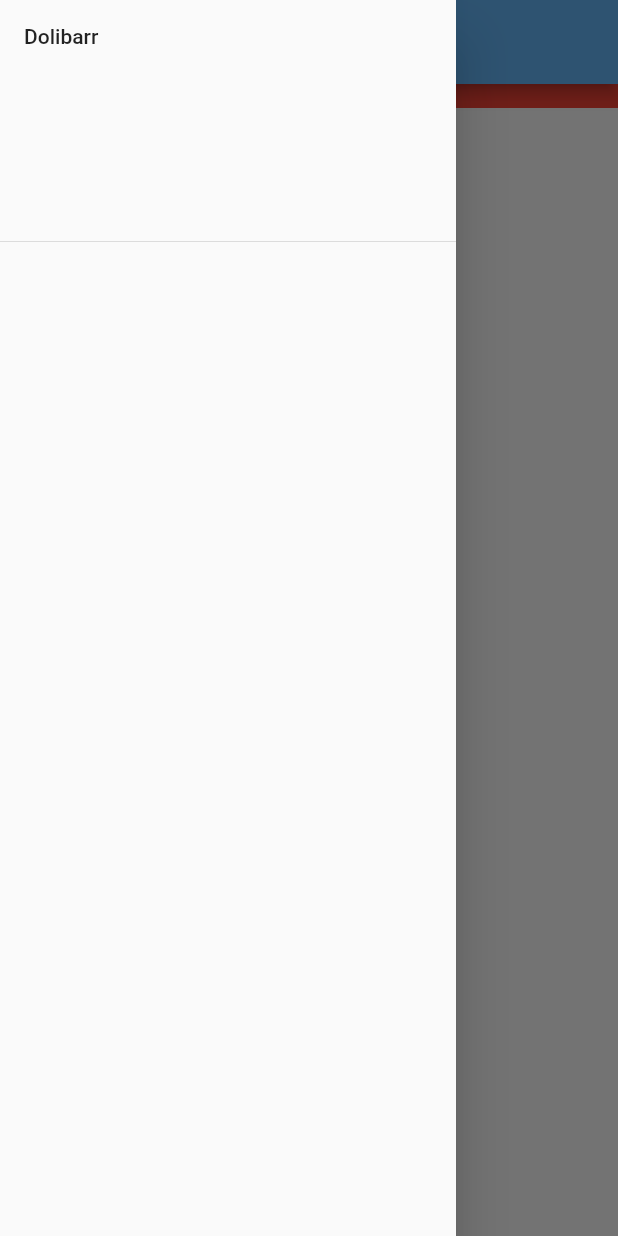
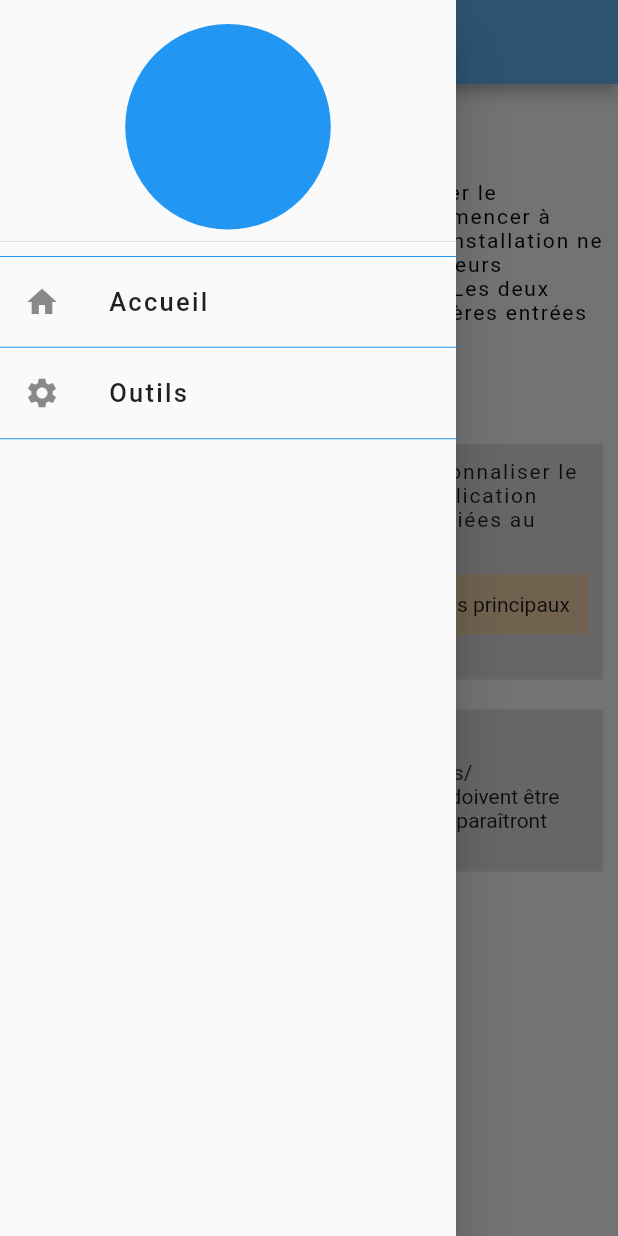
Before and after one commit to Id8987/dolibarr, a Flutter app: the PageAccueil screen opened by its route, with the side drawer open, on a phone screen of 412 x 824 dp. Run offline on Flutter 3.47's test engine with Material 2 defaults, Android fonts, the phone set to English and light mode, and no system bars.

Commit message:
page d'accueil et menu

```diff
--- /dev/null
+++ b/lib/config/global_params.dart
@@ -0,0 +1,8 @@
+import 'package:flutter/material.dart';
+
+class GlobalParams {
+  static List<Map<String, dynamic>> menus = [
+    {"title": "Accueil", "icon": Icons.home, "route": "/accueil"},
+    {"title": "Outils", "icon": Icons.settings, "route": "/inscription"},
+  ];
+}
--- a/lib/screens/page_accueil.dart
+++ b/lib/screens/page_accueil.dart
@@ -7,21 +7,136 @@ class PageAccueil extends StatelessWidget {
   @override
   Widget build(BuildContext context) {
     return Scaffold(
-      drawer: MyDrawer(),
+      drawer: const MyDrawer(),
       appBar: AppBar(
-        title: Text('Dolibarr'),
+        title: const Text('Dolibarr'),
         backgroundColor: Colors.blue.shade300,
       ),
       body: SafeArea(
-        child: Column(
-          children: [
-            Container(
-              child: Center(
-                child: Text('Entete de Page '),
+        child: Padding(
+          padding: const EdgeInsets.symmetric(vertical: 20, horizontal: 10),
+          child: Column(
+            children: [
+              Column(children: [
+                Row(children: const [
+                  Icon(Icons.settings),
+                  SizedBox(width: 5),
+                  Text(
+                    'Configuration',
+                    style: TextStyle(
+                      letterSpacing: 1.2,
+                    ),
+                  ),
+                ]),
+                const SizedBox(height: 20),
+                RichText(
+                  text: const TextSpan(
+                      text:
+                          "L'espace configuration permet de réaliser le paramétrage initial afin de pouvoir commencer à utiliser l'application. Les paramètres d'installation ne peuvent être remplis que par les utilisateurs ",
+                      style: TextStyle(
+                        color: Colors.black,
+                        letterSpacing: 1.2,
+                      ),
+                      children: <TextSpan>[
+                        TextSpan(
+                            text: 'utilisateur administrateur',
+                            style: TextStyle(
+                              fontWeight: FontWeight.bold,
+                              color: Colors.black,
+                              letterSpacing: 1.2,
+                            )),
+                        TextSpan(
+                          text:
+                              " uniquement. Les deux étapes obligatoires sont les deux premières entrées dans le menu de configuration, soit:",
+                          style: TextStyle(
+                              color: Colors.black, letterSpacing: 1.2),
+                        ),
+                      ]),
+                ),
+              ]),
+              // ---------second child----------
+              Column(
+                children: [
+                  Padding(
+                    padding: const EdgeInsets.symmetric(vertical: 20),
+                    child: Row(
+                      children: [
+                        const Icon(Icons.home_max_outlined),
+                        const SizedBox(
+                          width: 5,
+                        ),
+                        InkWell(
+                          child: const Text(
+                            'Configuration-Societe/Organisation',
+                            style: TextStyle(
+                              letterSpacing: 1.2,
+                            ),
+                          ),
+                          onTap: () {
+                            Navigator.pushNamed(context, "/connection");
+                          },
+                        ),
+                      ],
+                    ),
+                  ),
+                  Container(
+                    color: const Color.fromARGB(255, 225, 221, 221),
+                    padding: const EdgeInsets.all(10),
+                    child: Column(
+                      children: [
+                        const Text(
+                          'Paramètres de base utilisés pour personnaliser le comportement par défaut de votre application (par exemple pour les fonctionnalités liées au pays).',
+                          style: TextStyle(
+                            letterSpacing: 1.2,
+                          ),
+                        ),
+                        const SizedBox(
+                          height: 13,
+                        ),
+                        Container(
+                          color: const Color.fromARGB(255, 244, 213, 173),
+                          padding: const EdgeInsets.all(8),
+                          margin: const EdgeInsets.only(bottom: 20),
+                          child: Row(
+                            children: const [
+                              Icon(
+                                Icons.warning,
+                                color: Colors.yellow,
+                              ),
+                              Text(
+                                'CLiquer ici pour configurer les parametres principaux',
+                              ),
+                            ],
+                          ),
+                        ),
+                      ],
+                    ),
+                  ),
+                ],
               ),
-              color: Colors.red,
-            ),
-          ],
+              Container(
+                margin: EdgeInsets.only(top: 20),
+                color: const Color.fromARGB(255, 225, 221, 221),
+                padding: const EdgeInsets.all(10),
+                child: Column(
+                  children: [
+                    Row(
+                      children: const [
+                        Icon(Icons.settings),
+                        SizedBox(
+                          width: 5,
+                        ),
+                        Text('Configuration-Module/Application')
+                      ],
+                    ),
+                    // text concernant module application
+                    const Text(
+                        'Ce logiciel est une suite de nombreux modules/applications. Les modules liés à vos besoins doivent être activés et configurés. Les entrées de menu apparaîtront avec l\'activation de ces modules.')
+                  ],
+                ),
+              )
+            ],
+          ),
         ),
       ),
     );
--- a/lib/widgets/my_drawwer_widget.dart
+++ b/lib/widgets/my_drawwer_widget.dart
@@ -1,4 +1,6 @@
 import 'package:flutter/material.dart';
+
+import '../config/global_params.dart';
 
 // ce widget gere le menu de gauche
 class MyDrawer extends StatelessWidget {
@@ -8,10 +10,35 @@ class MyDrawer extends StatelessWidget {
   Widget build(BuildContext context) {
     return Drawer(
       child: ListView(
-        children: const [
-          DrawerHeader(
-            child: Text('Dolibarr'),
+        children: [
+          const DrawerHeader(
+            child: CircleAvatar(
+              radius: 10.0,
+              backgroundColor: Colors.blue,
+            ),
           ),
+          Divider(height: 4, color: Colors.blue),
+          ...(GlobalParams.menus as List).map((item) {
+            return Column(
+              children: [
+                ListTile(
+                  title: Text(
+                    '${item['title']}',
+                    style: const TextStyle(fontSize: 17, letterSpacing: 1.5),
+                  ),
+                  leading: Icon(item['icon']),
+                  onTap: () {
+                    Navigator.of(context).pop();
+                    Navigator.pushNamed(context, item['route']);
+                  },
+                ),
+                const Divider(
+                  height: 5,
+                  color: Colors.blue,
+                )
+              ],
+            );
+          })
         ],
       ),
     );
```
Also changed, not shown: lib/screens/page_connexion.dart (+4 -3 lines).
